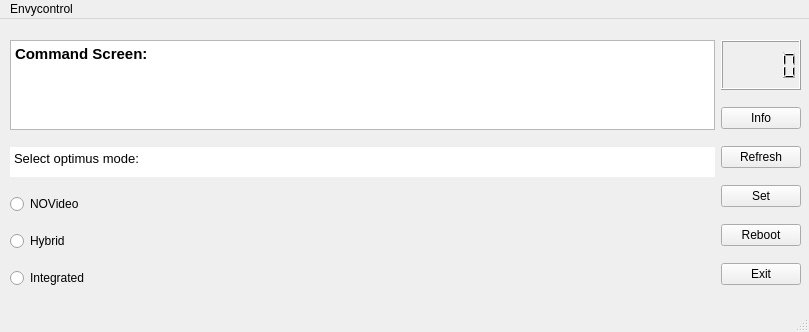
RNA3210d/envyctl-gui, file mainwindow.ui: the form before one commit.
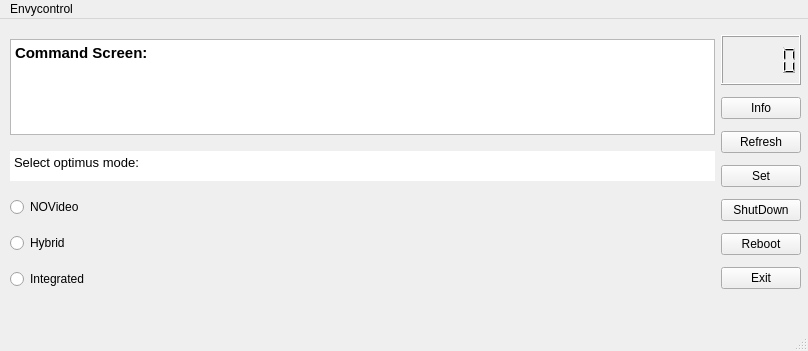
The form after the commit. Icons and pictures are not drawn.

Diff of the .ui file:
```diff
--- a/mainwindow.ui
+++ b/mainwindow.ui
@@ -6,8 +6,8 @@
    <rect>
     <x>0</x>
     <y>0</y>
-    <width>809</width>
-    <height>332</height>
+    <width>808</width>
+    <height>351</height>
    </rect>
   </property>
   <property name="windowTitle">
@@ -31,7 +31,7 @@
          <property name="maximumSize">
           <size>
            <width>16777215</width>
-           <height>90</height>
+           <height>96</height>
           </size>
          </property>
          <property name="documentTitle">
@@ -153,7 +153,19 @@
           <string>Set</string>
          </property>
          <property name="icon">
-          <iconset theme="object-select"/>
+          <iconset theme="object-select">
+           <normaloff>.</normaloff>.</iconset>
+         </property>
+        </widget>
+       </item>
+       <item>
+        <widget class="QPushButton" name="pushButton_6">
+         <property name="text">
+          <string>ShutDown</string>
+         </property>
+         <property name="icon">
+          <iconset theme="system-shutdown">
+           <normaloff>.</normaloff>.</iconset>
          </property>
         </widget>
        </item>
@@ -187,7 +199,7 @@
     <rect>
      <x>0</x>
      <y>0</y>
-     <width>809</width>
+     <width>808</width>
      <height>22</height>
     </rect>
    </property>
```
Left out of the diff: 33 changed lines with no effect on the pictures.
